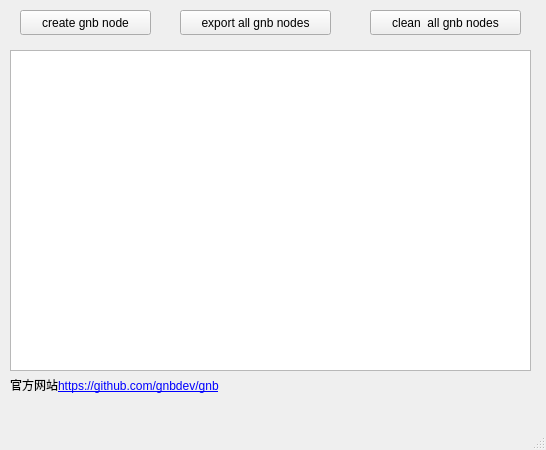
First picture: the form in GNB_NODE_SETUP/mainwindow.ui, repository XyloseYuthy/GNBFrontend, before the edit.
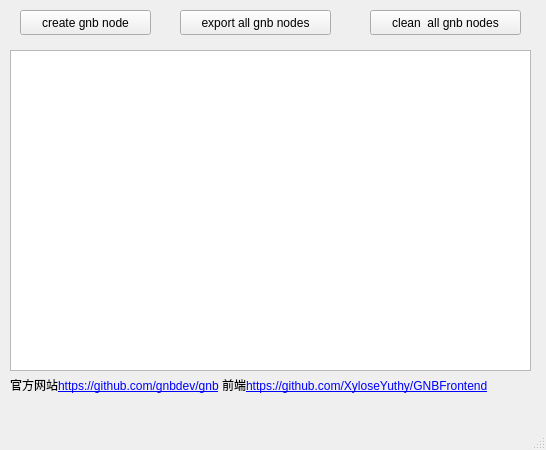
Second picture: the form after the edit.

Diff of the .ui file:
```diff
--- a/GNB_NODE_SETUP/mainwindow.ui
+++ b/GNB_NODE_SETUP/mainwindow.ui
@@ -80,12 +80,12 @@
      <rect>
       <x>10</x>
       <y>370</y>
-      <width>281</width>
+      <width>521</width>
       <height>31</height>
      </rect>
     </property>
     <property name="text">
-     <string>官方网站&lt;a href=&quot;https://github.com/gnbdev/gnb&quot;&gt;https://github.com/gnbdev/gnb&lt;/a&gt;</string>
+     <string>官方网站&lt;a href=&quot;https://github.com/gnbdev/gnb&quot;&gt;https://github.com/gnbdev/gnb&lt;/a&gt; 前端&lt;a href=&quot;https://github.com/XyloseYuthy/GNBFrontend&quot;&gt;https://github.com/XyloseYuthy/GNBFrontend&lt;/a&gt;</string>
     </property>
     <property name="openExternalLinks">
      <bool>true</bool>
```
